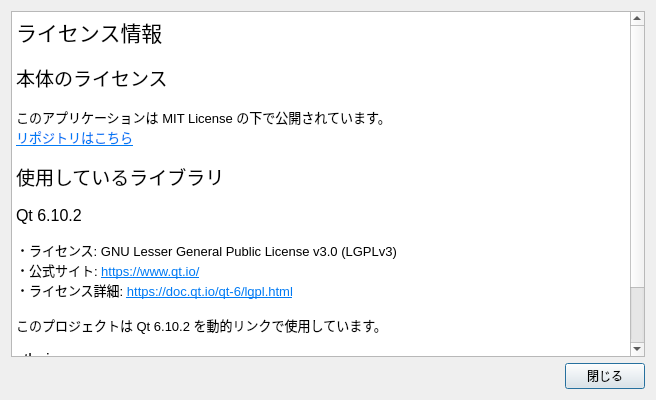
Above: about.ui from tomo-x7/Boardes before the change. Below: the same form after it.
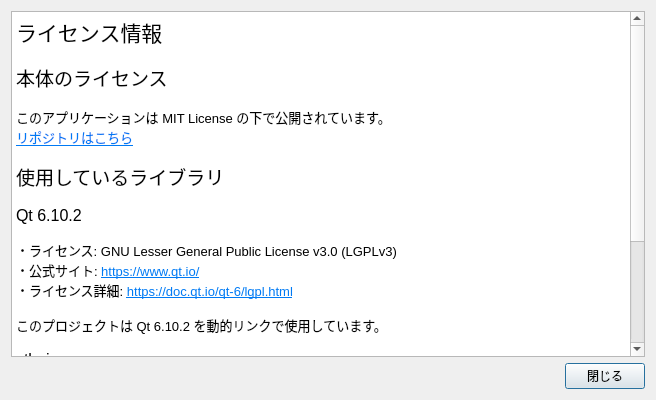
That is the form after the change.

Diff of the .ui file:
```diff
--- a/about.ui
+++ b/about.ui
@@ -46,7 +46,12 @@
 &lt;p style=&quot; margin-top:0px; margin-bottom:0px; margin-left:0px; margin-right:0px; -qt-block-indent:0; text-indent:0px;&quot;&gt;&lt;span style=&quot; font-size:12pt;&quot;&gt;stb_image&lt;/span&gt;&lt;/p&gt;
 &lt;p style=&quot;-qt-paragraph-type:empty; margin-top:0px; margin-bottom:0px; margin-left:0px; margin-right:0px; -qt-block-indent:0; text-indent:0px;&quot;&gt;&lt;br /&gt;&lt;/p&gt;
 &lt;p style=&quot; margin-top:0px; margin-bottom:0px; margin-left:0px; margin-right:0px; -qt-block-indent:0; text-indent:0px;&quot;&gt;・ライセンス: Public DomainまたはMIT License&lt;/p&gt;
-&lt;p style=&quot; margin-top:0px; margin-bottom:0px; margin-left:0px; margin-right:0px; -qt-block-indent:0; text-indent:0px;&quot;&gt;・リポジトリ: &lt;a href=&quot;https://github.com/nothings/stb&quot;&gt;&lt;span style=&quot; text-decoration: underline; color:#007af4;&quot;&gt;https://github.com/nothings/stb&lt;/span&gt;&lt;/a&gt;&lt;/p&gt;&lt;/body&gt;&lt;/html&gt;</string>
+&lt;p style=&quot; margin-top:0px; margin-bottom:0px; margin-left:0px; margin-right:0px; -qt-block-indent:0; text-indent:0px;&quot;&gt;・リポジトリ: &lt;a href=&quot;https://github.com/nothings/stb&quot;&gt;&lt;span style=&quot; text-decoration: underline; color:#007af4;&quot;&gt;https://github.com/nothings/stb&lt;/span&gt;&lt;/a&gt;&lt;/p&gt;
+&lt;p style=&quot;-qt-paragraph-type:empty; margin-top:0px; margin-bottom:0px; margin-left:0px; margin-right:0px; -qt-block-indent:0; text-indent:0px; text-decoration: underline; color:#007af4;&quot;&gt;&lt;br /&gt;&lt;/p&gt;
+&lt;p style=&quot; margin-top:0px; margin-bottom:0px; margin-left:0px; margin-right:0px; -qt-block-indent:0; text-indent:0px;&quot;&gt;&lt;span style=&quot; font-size:12pt;&quot;&gt;nlohmann/json&lt;/span&gt;&lt;/p&gt;
+&lt;p style=&quot;-qt-paragraph-type:empty; margin-top:0px; margin-bottom:0px; margin-left:0px; margin-right:0px; -qt-block-indent:0; text-indent:0px;&quot;&gt;&lt;br /&gt;&lt;/p&gt;
+&lt;p style=&quot; margin-top:0px; margin-bottom:0px; margin-left:0px; margin-right:0px; -qt-block-indent:0; text-indent:0px;&quot;&gt;・ライセンス: MIT License&lt;/p&gt;
+&lt;p style=&quot; margin-top:0px; margin-bottom:0px; margin-left:0px; margin-right:0px; -qt-block-indent:0; text-indent:0px;&quot;&gt;・リポジトリ: &lt;a href=&quot;https://github.com/nothings/stb&quot;&gt;&lt;span style=&quot; text-decoration: underline; color:#007af4;&quot;&gt;https://github.com/nlohmann/json&lt;/span&gt;&lt;/a&gt;&lt;/p&gt;&lt;/body&gt;&lt;/html&gt;</string>
        </property>
       </widget>
      </item>
```
